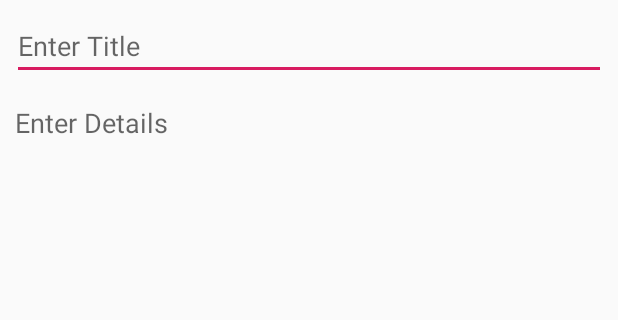
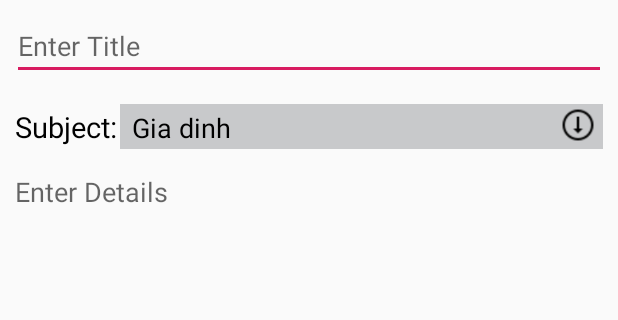
Before and after one commit to Tuan0105/noteapp, an Android app: the AddNote screen opened directly, with no data from a screen before it, on a phone screen of 412 x 824 dp, the part 84-404 px from its top. Run offline under Robolectric (Android 15) with nearby library versions, the phone set to English and light mode, and no system bars; Roboto replaces fonts that are not available here.

Commit message:
Second Commit

```diff
--- a/app/src/main/AndroidManifest.xml
+++ b/app/src/main/AndroidManifest.xml
@@ -31,6 +31,11 @@
                 android:name="android.support.PARENT_ACTIVITY"
                 android:value="com.nguyenquangtuan.noteme.MainActivity" />
         </activity>
+        <activity android:name="com.nguyenquangtuan.noteme.SeachActivity">
+            <meta-data
+                android:name="android.support.PARENT_ACTIVITY"
+                android:value="com.nguyenquangtuan.noteme.MainActivity" />
+        </activity>
         <activity android:name="com.nguyenquangtuan.noteme.MainActivity">
             <intent-filter>
                 <action android:name="android.intent.action.MAIN" />
@@ -39,6 +44,7 @@
             </intent-filter>
         </activity>
 
+
         <meta-data
             android:name="preloaded_fonts"
             android:resource="@array/preloaded_fonts" />
--- a/app/src/main/java/com/nguyenquangtuan/noteme/AddNote.java
+++ b/app/src/main/java/com/nguyenquangtuan/noteme/AddNote.java
@@ -9,19 +9,29 @@ import android.util.Log;
 import android.view.Menu;
 import android.view.MenuInflater;
 import android.view.MenuItem;
+import android.view.View;
+import android.widget.AdapterView;
+import android.widget.ArrayAdapter;
 import android.widget.EditText;
+import android.widget.Spinner;
 import android.widget.Toast;
 
 import com.nguyenquangtuan.noteme.R;
 
+import org.w3c.dom.Text;
+
+import java.util.ArrayList;
 import java.util.Calendar;
+import java.util.List;
 
 public class AddNote extends AppCompatActivity {
     Toolbar toolbar;
     EditText noteTitle, noteDetails;
+    Spinner spinner;
     Calendar c;
     String todaysDate;
     String currentTime;
+    String s;
 
     @Override
     protected void onCreate(Bundle savedInstanceState) {
@@ -54,6 +64,30 @@ public class AddNote extends AppCompatActivity {
 
             }
         });
+//      String[] subjects = {"Gia đình,Công việc,Chi tiêu,Tài khoản,Bạn bè"};
+        spinner = findViewById(R.id.spinner);
+        final List<String> spinnerList = new ArrayList<>();
+        spinnerList.add("Gia dinh");
+        spinnerList.add("Cong viec");
+        spinnerList.add("Chi tieu");
+        spinnerList.add("Tai khoan");
+        spinnerList.add("Ban be");
+        SpinnerAdapter spinnerAdapter = new SpinnerAdapter(getApplicationContext(),spinnerList);
+        spinner.setAdapter(spinnerAdapter);
+
+                spinner.setOnItemSelectedListener(new AdapterView.OnItemSelectedListener() {
+            @Override
+            public void onItemSelected(AdapterView<?> adapterView, View view, int i, long l) {
+                s = spinnerList.get(i);
+                Log.i("MESSAGE",s);
+            }
+
+            @Override
+            public void onNothingSelected(AdapterView<?> adapterView) {
+
+            }
+        });
+
 
         // set current date and time
         c = Calendar.getInstance();
@@ -83,11 +117,12 @@ public class AddNote extends AppCompatActivity {
     public boolean onOptionsItemSelected(MenuItem item) {
         if (item.getItemId() == R.id.save) {
             if (noteTitle.getText().length() != 0) {
-                Note note = new Note(noteTitle.getText().toString(), noteDetails.getText().toString(), todaysDate, currentTime);
+                Note note = new Note(noteTitle.getText().toString(), noteDetails.getText().toString(), todaysDate, currentTime,s);
+                Log.i("Add Note"," "+note.toString());
                 SimpleDatabase sDB = new SimpleDatabase(this);
                 long id = sDB.addNote(note);
                 Note check = sDB.getNote(id);
-                Log.d("inserted", "Note: " + id + " -> Title:" + check.getTitle() + " Date: " + check.getDate());
+                Log.d("inserted", "Note: " + id + " -> Title:" + check.getTitle() + " Date: " + check.getCreatedDate());
                 onBackPressed();
 
                 Toast.makeText(this, "Note Saved.", Toast.LENGTH_SHORT).show();
--- a/app/src/main/java/com/nguyenquangtuan/noteme/Detail.java
+++ b/app/src/main/java/com/nguyenquangtuan/noteme/Detail.java
@@ -15,8 +15,11 @@ import android.widget.Toast;
 
 import com.nguyenquangtuan.noteme.R;
 
+import org.w3c.dom.Text;
+
 public class Detail extends AppCompatActivity {
     long id;
+
 
     @Override
     protected void onCreate(Bundle savedInstanceState) {
@@ -32,7 +35,9 @@ public class Detail extends AppCompatActivity {
         Note note = db.getNote(id);
         getSupportActionBar().setTitle(note.getTitle());
         TextView details = findViewById(R.id.noteDesc);
+        TextView tv_subject = findViewById(R.id.tv_subject);
         details.setText(note.getContent());
+        tv_subject.setText(note.getSubject());
         details.setMovementMethod(new ScrollingMovementMethod());
 
         FloatingActionButton fab = findViewById(R.id.fab);
--- a/app/src/main/java/com/nguyenquangtuan/noteme/MainActivity.java
+++ b/app/src/main/java/com/nguyenquangtuan/noteme/MainActivity.java
@@ -63,6 +63,11 @@ public class MainActivity extends AppCompatActivity {
             Intent i = new Intent(this, AddNote.class);
             startActivity(i);
         }
+        if (item.getItemId() == R.id.seach) {
+            Toast.makeText(this, "Searching Note", Toast.LENGTH_SHORT).show();
+            Intent i = new Intent(this, SeachActivity.class);
+            startActivity(i);
+        }
         return super.onOptionsItemSelected(item);
     }
 
--- /dev/null
+++ b/app/src/main/java/com/nguyenquangtuan/noteme/SpinnerAdapter.java
@@ -0,0 +1,83 @@
+package com.nguyenquangtuan.noteme;
+
+import android.content.Context;
+import android.database.DataSetObserver;
+import android.view.LayoutInflater;
+import android.view.View;
+import android.view.ViewGroup;
+import android.widget.TextView;
+
+import java.util.List;
+
+public class SpinnerAdapter implements android.widget.SpinnerAdapter {
+    private Context context;
+    private List<String> spinner;
+
+    public SpinnerAdapter(Context context, List<String> spinner) {
+        this.context = context;
+        this.spinner = spinner;
+    }
+
+    @Override
+    public View getDropDownView(int i, View view, ViewGroup viewGroup) {
+        view = LayoutInflater.from(context).inflate(R.layout.row,viewGroup,false);
+        TextView tvInfo;
+        tvInfo = view.findViewById(R.id.tvInfo);
+        tvInfo.setText(spinner.get(i));
+        return view;
+    }
+
+    @Override
+    public void registerDataSetObserver(DataSetObserver dataSetObserver) {
+
+    }
+
+    @Override
+    public void unregisterDataSetObserver(DataSetObserver dataSetObserver) {
+
+    }
+
+    @Override
+    public int getCount() {
+        return spinner.size();
+    }
+
+    @Override
+    public Object getItem(int i) {
+        return spinner.get(i);
+    }
+
+    @Override
+    public long getItemId(int i) {
+        return 0;
+    }
+
+    @Override
+    public boolean hasStableIds() {
+        return false;
+    }
+
+    @Override
+    public View getView(int i, View view, ViewGroup viewGroup) {
+        view = LayoutInflater.from(context).inflate(R.layout.row,viewGroup,false);
+        TextView tvInfo;
+        tvInfo = view.findViewById(R.id.tvInfo);
+        tvInfo.setText(spinner.get(i));
+        return view;
+    }
+
+    @Override
+    public int getItemViewType(int i) {
+        return 0;
+    }
+
+    @Override
+    public int getViewTypeCount() {
+        return 1;
+    }
+
+    @Override
+    public boolean isEmpty() {
+        return false;
+    }
+}
--- a/app/src/main/res/layout/activity_add_note.xml
+++ b/app/src/main/res/layout/activity_add_note.xml
@@ -30,6 +30,42 @@
         app:layout_constraintHorizontal_bias="0.0"
         app:layout_constraintStart_toStartOf="parent"
         app:layout_constraintTop_toBottomOf="@+id/toolbar" />
+    <TextView
+        android:id="@+id/tv_hashtag"
+        app:layout_constraintTop_toBottomOf="@id/noteTitle"
+        android:text="Subject:"
+        android:textSize="19dp"
+        android:layout_marginTop="18dp"
+        android:textColor="#000000"
+        android:paddingLeft="10dp"
+        android:layout_width="wrap_content"
+        android:layout_height="wrap_content"
+        tools:ignore="MissingConstraints">
+
+    </TextView>
+    <android.support.v7.widget.AppCompatSpinner
+        android:id="@+id/spinner"
+        app:layout_constraintTop_toBottomOf="@id/noteTitle"
+        android:layout_marginStart="80dp"
+        android:layout_marginEnd="10dp"
+        android:layout_marginTop="16dp"
+        android:layout_width="match_parent"
+        android:layout_height="30dp"
+        android:background="#C8C9CB"
+        tools:ignore="MissingConstraints">
+    </android.support.v7.widget.AppCompatSpinner>
+    <ImageView
+        app:layout_constraintTop_toBottomOf="@id/noteTitle"
+        app:layout_constraintRight_toRightOf="parent"
+        android:layout_marginTop="17dp"
+        android:layout_marginRight="14dp"
+        android:background="@drawable/icon_below"
+
+        android:layout_width="25dp"
+        android:layout_height="25dp"
+        tools:ignore="MissingConstraints">
+
+    </ImageView>
 
     <EditText
         android:id="@+id/noteDetails"
@@ -50,5 +86,5 @@
         app:layout_constraintBottom_toBottomOf="parent"
         app:layout_constraintEnd_toEndOf="parent"
         app:layout_constraintStart_toStartOf="parent"
-        app:layout_constraintTop_toBottomOf="@+id/noteTitle" />
+        app:layout_constraintTop_toBottomOf="@+id/spinner" />
 </android.support.constraint.ConstraintLayout>
--- /dev/null
+++ b/app/src/main/res/layout/row.xml
@@ -0,0 +1,20 @@
+<?xml version="1.0" encoding="utf-8"?>
+<android.support.constraint.ConstraintLayout xmlns:android="http://schemas.android.com/apk/res/android"
+    xmlns:tools="http://schemas.android.com/tools"
+    android:layout_width="match_parent"
+    android:layout_height="40dp"
+    xmlns:app="http://schemas.android.com/apk/res-auto">
+    <TextView
+        android:id="@+id/tvInfo"
+        android:text="Cong viec"
+        android:textColor="#000000"
+        android:textSize="18dp"
+        android:paddingTop="8dp"
+        android:paddingLeft="8dp"
+        android:layout_width="wrap_content"
+        android:layout_height="wrap_content"
+        tools:ignore="MissingConstraints">
+
+    </TextView>
+
+</android.support.constraint.ConstraintLayout>
--- a/app/src/main/res/menu/main_menu.xml
+++ b/app/src/main/res/menu/main_menu.xml
@@ -3,8 +3,14 @@
     xmlns:android="http://schemas.android.com/apk/res/android">
 
     <item
+        android:id="@+id/seach"
+        android:icon="@drawable/icon_search"
+        android:title="Search Item"
+        app:showAsAction="ifRoom" />
+    <item
         android:id="@+id/add"
         android:icon="@drawable/ic_add_black_24dp"
         android:title="Add New"
         app:showAsAction="ifRoom" />
+
 </menu>
```
Also changed, not shown: app/src/main/java/com/nguyenquangtuan/noteme/Adapter.java (+12 -6 lines), app/src/main/java/com/nguyenquangtuan/noteme/Edit.java (+47 -3 lines), app/src/main/java/com/nguyenquangtuan/noteme/Note.java (+69 -16 lines), app/src/main/java/com/nguyenquangtuan/noteme/SeachActivity.java (added, +53 -0 lines), app/src/main/java/com/nguyenquangtuan/noteme/SearchFragment.java (added, +23 -0 lines), app/src/main/java/com/nguyenquangtuan/noteme/SimpleDatabase.java (+102 -18 lines), app/src/main/res/layout/activity_edit.xml (+36 -1 lines), app/src/main/res/layout/content_detail.xml (+16 -2 lines), app/src/main/res/layout/custom_list_view.xml (+39 -0 lines), app/src/main/res/layout/search_layout.xml (added, +29 -0 lines), app/src/main/res/drawable/icon_below.png (added), app/src/main/res/drawable/icon_search.png (added).
